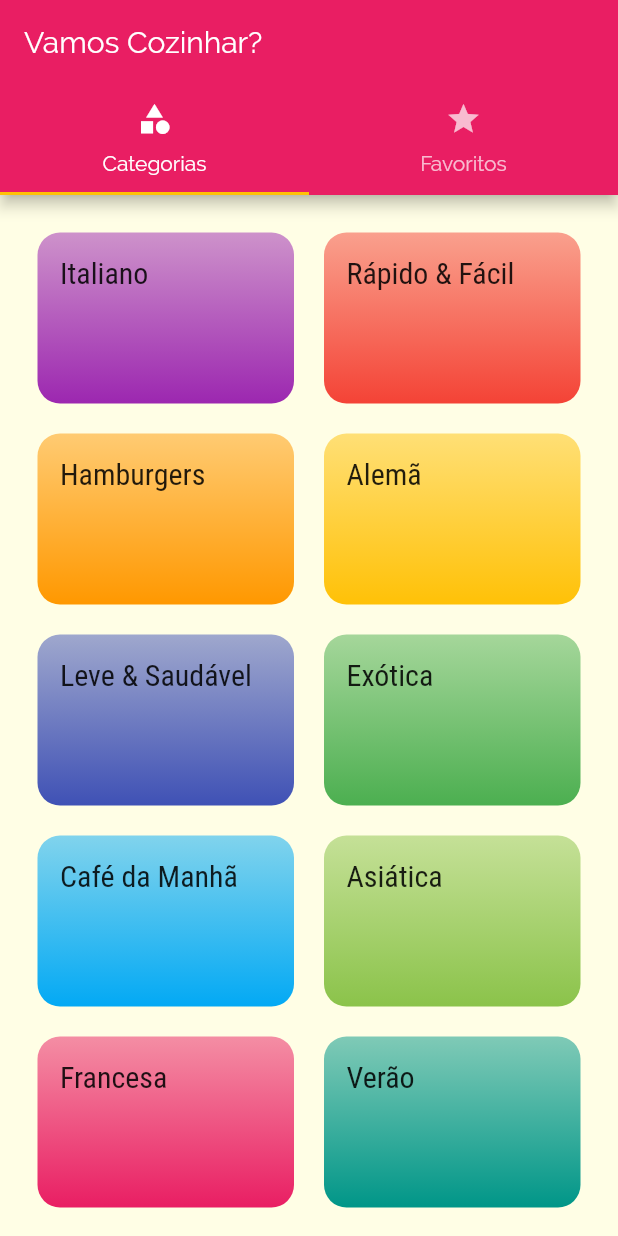
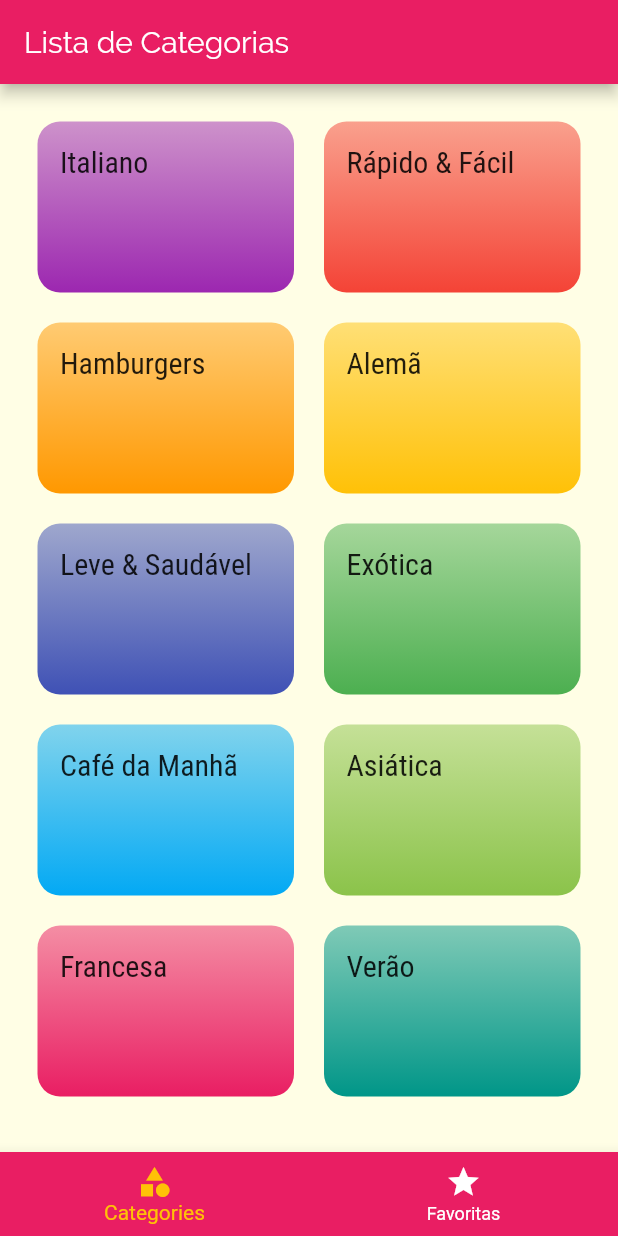
Before and after one commit to Augustocastilho/AppRestaurante, a Flutter app: the screen it shows after launch, on a phone screen of 412 x 824 dp. Run offline on Flutter 3.47's test engine with Material 2 defaults, Android fonts, the phone set to English and light mode, and no system bars.

```diff
--- a/lib/screens/tabs_screen.dart
+++ b/lib/screens/tabs_screen.dart
@@ -3,33 +3,49 @@ import 'package:flutter/material.dart';
 import 'categories_screen.dart';
 import 'favorite_screen.dart';
 
-class TabsScreen extends StatelessWidget {
+class TabsScreen extends StatefulWidget {
+  @override
+  _TabsScreenState createState() => _TabsScreenState();
+}
+
+class _TabsScreenState extends State<TabsScreen> {
+  int _selectedScreenIndex = 0;
+  final List<Map<String, Object>> _screens = [
+    {'title': 'Lista de Categorias', 'screen': CategoriesScreen()},
+    {'title': 'Meus Favoritos', 'screen': FavoriteScreen()},
+  ];
+
+  _selectScreen(int index) {
+    setState(() {
+      _selectedScreenIndex = index;
+    });
+  }
+
   @override
   Widget build(BuildContext context) {
-    return DefaultTabController(
-      length: 2,
-      child: Scaffold(
-        appBar: AppBar(
-          title: Text('Vamos Cozinhar?'),
-          bottom: TabBar(
-            tabs: [
-              Tab(
-                icon: Icon(Icons.category),
-                text: 'Categorias',
-              ),
-              Tab(
-                icon: Icon(Icons.star),
-                text: 'Favoritos',
-              ),
-            ],
+    return Scaffold(
+      appBar: AppBar(
+        title: Text(
+          _screens[_selectedScreenIndex]['title'],
+        ),
+      ),
+      body: _screens[_selectedScreenIndex]['screen'],
+      bottomNavigationBar: BottomNavigationBar(
+        onTap: _selectScreen,
+        backgroundColor: Theme.of(context).primaryColor,
+        unselectedItemColor: Colors.white,
+        selectedItemColor: Theme.of(context).accentColor,
+        currentIndex: _selectedScreenIndex,
+        items: [
+          BottomNavigationBarItem(
+            icon: Icon(Icons.category),
+            title: Text('Categories'),
           ),
-        ),
-        body: TabBarView(
-          children: [
-            CategoriesScreen(),
-            FavoriteScreen(),
-          ],
-        ),
+          BottomNavigationBarItem(
+            icon: Icon(Icons.star),
+            title: Text('Favoritas'),
+          ),
+        ],
       ),
     );
   }
```
